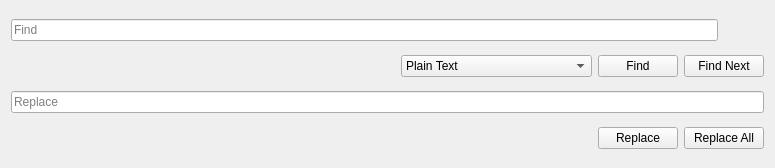
This is src/stamina/gui/ui/FindReplace.ui in fluentverification/stamina-storm as Qt 5 draws it before an edit. The edited form follows.
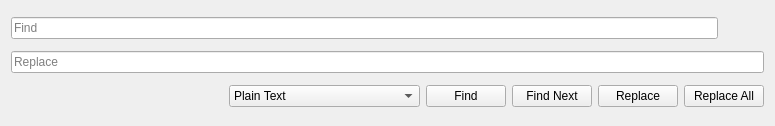
This is the edited form. Icons and pictures are not drawn.

Commit message: Redesigned find/replace and added the functionality for replace() and replaceAll():

```diff
--- a/src/stamina/gui/ui/FindReplace.ui
+++ b/src/stamina/gui/ui/FindReplace.ui
@@ -7,7 +7,7 @@
     <x>0</x>
     <y>0</y>
     <width>775</width>
-    <height>168</height>
+    <height>126</height>
    </rect>
   </property>
   <property name="sizePolicy">
@@ -64,9 +64,16 @@
     </layout>
    </item>
    <item>
-    <layout class="QHBoxLayout" name="findButtons">
+    <widget class="QLineEdit" name="replaceText">
+     <property name="placeholderText">
+      <string>Replace</string>
+     </property>
+    </widget>
+   </item>
      <item>
-      <spacer name="horizontalSpacer">
+    <layout class="QHBoxLayout" name="replaceButtons">
+     <item>
+      <spacer name="replaceSpacer">
        <property name="orientation">
         <enum>Qt::Horizontal</enum>
        </property>
@@ -105,30 +112,6 @@
         <string>Find Next</string>
        </property>
       </widget>
-     </item>
-    </layout>
-   </item>
-   <item>
-    <widget class="QLineEdit" name="replaceText">
-     <property name="placeholderText">
-      <string>Replace</string>
-     </property>
-    </widget>
-   </item>
-   <item>
-    <layout class="QHBoxLayout" name="replaceButtons">
-     <item>
-      <spacer name="replaceSpacer">
-       <property name="orientation">
-        <enum>Qt::Horizontal</enum>
-       </property>
-       <property name="sizeHint" stdset="0">
-        <size>
-         <width>40</width>
-         <height>20</height>
-        </size>
-       </property>
-      </spacer>
      </item>
      <item>
       <widget class="QPushButton" name="replaceButton">
```
Lines whose indentation alone changed are shown as unchanged. The commit also changes 4 other files.
